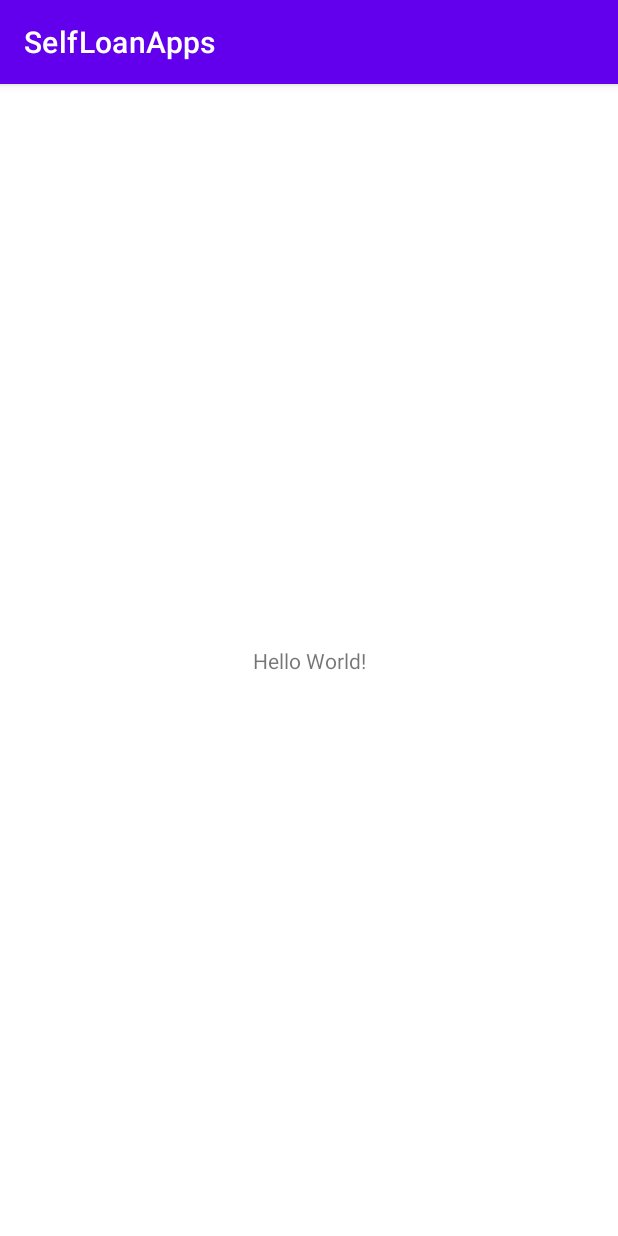
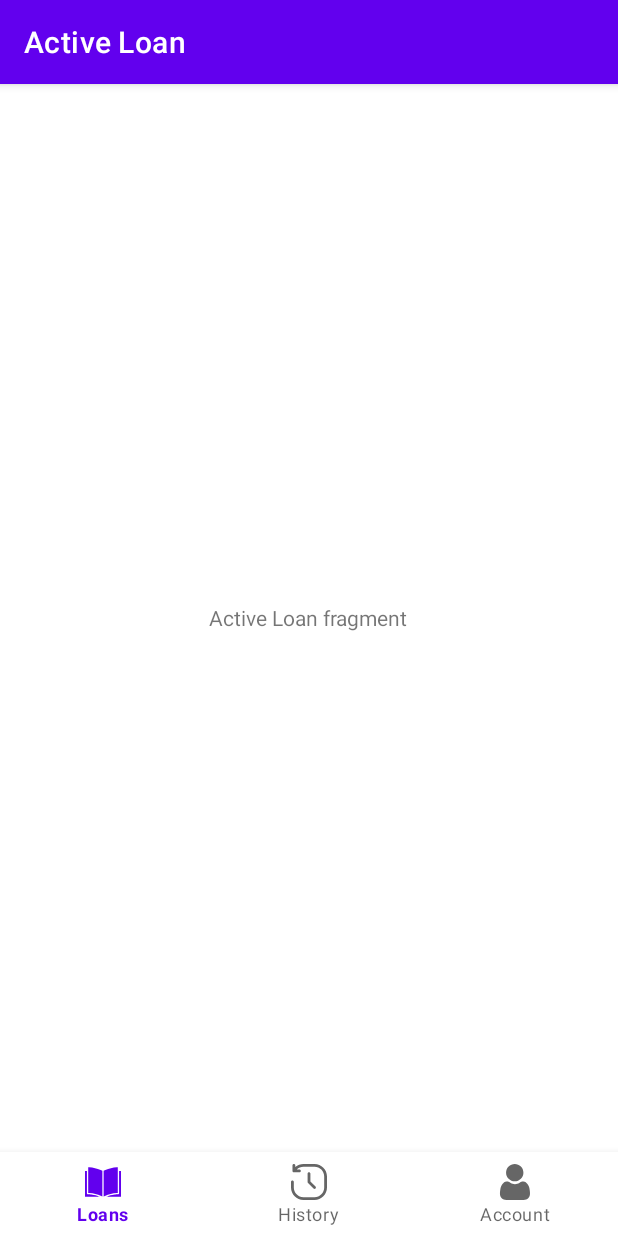
Before and after one commit to henhiro4r/SelfLoanApps, an Android app: the screen it shows after launch (MainActivity), on a phone screen of 412 x 824 dp. Run offline under Robolectric (Android 15) with nearby library versions, the phone set to English and light mode, and no system bars; our stand-ins replace navigation-ui.

Commit message:
added bottom nav with base fragments

```diff
--- a/app/src/main/java/com/example/selfloanapps/MainActivity.kt
+++ b/app/src/main/java/com/example/selfloanapps/MainActivity.kt
@@ -2,10 +2,31 @@ package com.example.selfloanapps
 
 import androidx.appcompat.app.AppCompatActivity
 import android.os.Bundle
+import androidx.fragment.app.Fragment
+import androidx.navigation.NavController
+import androidx.navigation.fragment.NavHostFragment
+import androidx.navigation.fragment.findNavController
+import androidx.navigation.ui.AppBarConfiguration
+import androidx.navigation.ui.setupActionBarWithNavController
+import androidx.navigation.ui.setupWithNavController
+import kotlinx.android.synthetic.main.activity_main.*
 
 class MainActivity : AppCompatActivity() {
+    private lateinit var navController: NavController
+    private lateinit var appBarConfiguration: AppBarConfiguration
+
     override fun onCreate(savedInstanceState: Bundle?) {
         super.onCreate(savedInstanceState)
         setContentView(R.layout.activity_main)
+
+        val navHostFragment = supportFragmentManager.findFragmentById(R.id.nav_host_fragment) as NavHostFragment
+        navController = navHostFragment.findNavController()
+
+        appBarConfiguration = AppBarConfiguration(
+            setOf(R.id.nav_active_loan, R.id.nav_history, R.id.nav_account)
+        )
+
+        setupActionBarWithNavController(navController, appBarConfiguration)
+        navView.setupWithNavController(navController)
     }
 }
--- /dev/null
+++ b/app/src/main/java/com/example/selfloanapps/ui/activeLoan/ActiveLoanFragment.kt
@@ -0,0 +1,20 @@
+package com.example.selfloanapps.ui.activeLoan
+
+import android.os.Bundle
+import androidx.fragment.app.Fragment
+import android.view.LayoutInflater
+import android.view.View
+import android.view.ViewGroup
+import com.example.selfloanapps.R
+
+class ActiveLoanFragment : Fragment() {
+
+
+    override fun onCreateView(
+        inflater: LayoutInflater, container: ViewGroup?,
+        savedInstanceState: Bundle?
+    ): View? {
+        return inflater.inflate(R.layout.fragment_active_loan, container, false)
+    }
+
+}
--- /dev/null
+++ b/app/src/main/res/drawable/ic_book.xml
@@ -0,0 +1,18 @@
+<vector xmlns:android="http://schemas.android.com/apk/res/android"
+    android:width="448dp"
+    android:height="448dp"
+    android:viewportWidth="448"
+    android:viewportHeight="448">
+  <path
+      android:fillColor="#FF000000"
+      android:pathData="m408,359.93v-319.93l-12.207,1.023c-48.957,4.047 -96.977,15.75 -142.305,34.688l-21.488,8.922v318.664l15.648,-6.504c46.906,-19.516 96.57,-31.59 147.199,-35.793zM408,359.93"/>
+  <path
+      android:fillColor="#FF000000"
+      android:pathData="m448,87.297h-24v280c0.016,4.172 -3.184,7.656 -7.344,8l-20.488,1.68c-5.914,0.488 -11.813,1.094 -17.688,1.816 -1.906,0.23 -3.801,0.535 -5.695,0.801 -3.961,0.527 -7.914,1.063 -11.855,1.688 -2.297,0.367 -4.578,0.797 -6.867,1.199 -3.527,0.617 -7.063,1.23 -10.582,1.926 -2.402,0.48 -4.801,1.02 -7.25,1.539 -3.352,0.711 -6.703,1.438 -10.031,2.23 -2.496,0.594 -4.984,1.223 -7.465,1.855 -3.238,0.801 -6.461,1.664 -9.68,2.563 -2.504,0.688 -5.008,1.414 -7.504,2.148 -3.199,0.945 -6.352,1.906 -9.512,2.914 -2.473,0.801 -4.949,1.602 -7.414,2.398 -3.164,1.066 -6.313,2.168 -9.449,3.305 -2.398,0.871 -4.801,1.746 -7.254,2.664 -1.098,0.418 -2.188,0.863 -3.281,1.289h183.359zM448,87.297"/>
+  <path
+      android:fillColor="#FF000000"
+      android:pathData="m52.207,41.023 l-12.207,-1.023v319.953l14.199,1.207c50.598,4.23 100.219,16.379 147.047,36l14.754,6.137v-318.664l-21.465,-8.914c-45.332,-18.941 -93.359,-30.648 -142.328,-34.695zM52.207,41.023"/>
+  <path
+      android:fillColor="#FF000000"
+      android:pathData="m0,87.297v320h183.488c-0.984,-0.387 -1.969,-0.801 -2.961,-1.168 -2.289,-0.871 -4.598,-1.703 -6.902,-2.543 -3.25,-1.18 -6.496,-2.328 -9.77,-3.426 -2.367,-0.801 -4.742,-1.578 -7.121,-2.336 -3.246,-1.066 -6.504,-2.07 -9.766,-3.008 -2.402,-0.703 -4.801,-1.41 -7.199,-2.082 -3.289,-0.91 -6.586,-1.773 -9.891,-2.621 -2.398,-0.617 -4.801,-1.234 -7.254,-1.809 -3.352,-0.801 -6.723,-1.535 -10.09,-2.258 -2.398,-0.52 -4.801,-1.047 -7.199,-1.527 -3.488,-0.688 -6.992,-1.305 -10.496,-1.918 -2.297,-0.402 -4.594,-0.801 -6.895,-1.211 -3.867,-0.613 -7.746,-1.133 -11.625,-1.656 -1.961,-0.262 -3.906,-0.574 -5.863,-0.797 -5.867,-0.711 -11.734,-1.316 -17.602,-1.816l-21.535,-1.824c-4.152,-0.355 -7.336,-3.836 -7.32,-8v-280zM0,87.297"/>
+</vector>
--- /dev/null
+++ b/app/src/main/res/drawable/ic_history.xml
@@ -0,0 +1,9 @@
+<vector xmlns:android="http://schemas.android.com/apk/res/android"
+    android:width="512dp"
+    android:height="512dp"
+    android:viewportWidth="512"
+    android:viewportHeight="512">
+  <path
+      android:fillColor="#FF000000"
+      android:pathData="m276,138v109.716l72.809,72.809c7.811,7.811 7.811,20.474 0,28.284 -7.811,7.811 -20.474,7.81 -28.284,0l-78.667,-78.667c-3.751,-3.75 -5.858,-8.838 -5.858,-14.142v-118c0,-11.046 8.954,-20 20,-20s20,8.954 20,20zM334.667,0h-157.334c-41.89,0 -83.217,14.722 -116.284,43.478v-23.478c0,-11.046 -8.954,-20 -20,-20s-20,8.954 -20,20v78.667c0,11.046 9.031,20 20,20h78.667c11.046,0 20,-8.954 20,-20s-8.954,-20 -20,-20h-37.833c25.314,-24.405 59.485,-38.667 95.45,-38.667h157.333c75.727,0 137.334,61.607 137.334,137.333v157.333c0,75.727 -61.607,137.334 -137.333,137.334h-157.334c-75.726,0 -137.333,-61.607 -137.333,-137.333v-78.667c0,-11.046 -8.954,-20 -20,-20s-20,8.954 -20,20v78.667c0,97.782 79.551,177.333 177.333,177.333h157.333c97.783,0 177.334,-79.551 177.334,-177.333v-157.334c0,-97.782 -79.551,-177.333 -177.333,-177.333z"/>
+</vector>
--- /dev/null
+++ b/app/src/main/res/drawable/ic_user.xml
@@ -0,0 +1,12 @@
+<vector xmlns:android="http://schemas.android.com/apk/res/android"
+    android:width="512dp"
+    android:height="512.002dp"
+    android:viewportWidth="512"
+    android:viewportHeight="512.002">
+  <path
+      android:fillColor="#FF000000"
+      android:pathData="m252.352,246.633c33.883,0 63.223,-12.152 87.195,-36.129 23.973,-23.973 36.125,-53.305 36.125,-87.191 0,-33.875 -12.152,-63.211 -36.129,-87.191 -23.977,-23.969 -53.313,-36.121 -87.191,-36.121 -33.887,0 -63.219,12.152 -87.191,36.125s-36.129,53.309 -36.129,87.188c0,33.887 12.156,63.223 36.133,87.195 23.977,23.969 53.313,36.125 87.188,36.125zM252.352,246.633"/>
+  <path
+      android:fillColor="#FF000000"
+      android:pathData="m468.129,393.703c-0.691,-9.977 -2.09,-20.859 -4.148,-32.352 -2.078,-11.578 -4.754,-22.523 -7.957,-32.527 -3.309,-10.34 -7.809,-20.551 -13.371,-30.336 -5.773,-10.156 -12.555,-19 -20.164,-26.277 -7.957,-7.613 -17.699,-13.734 -28.965,-18.199 -11.227,-4.441 -23.668,-6.691 -36.977,-6.691 -5.227,0 -10.281,2.145 -20.043,8.5 -6.008,3.918 -13.035,8.449 -20.879,13.461 -6.707,4.273 -15.793,8.277 -27.016,11.902 -10.949,3.543 -22.066,5.34 -33.039,5.34 -10.973,0 -22.086,-1.797 -33.047,-5.34 -11.211,-3.621 -20.297,-7.625 -26.996,-11.898 -7.77,-4.965 -14.801,-9.496 -20.898,-13.469 -9.75,-6.355 -14.809,-8.5 -20.035,-8.5 -13.313,0 -25.75,2.254 -36.973,6.699 -11.258,4.457 -21.004,10.578 -28.969,18.199 -7.605,7.281 -14.391,16.121 -20.156,26.273 -5.559,9.785 -10.059,19.992 -13.371,30.34 -3.199,10.004 -5.875,20.945 -7.953,32.523 -2.059,11.477 -3.457,22.363 -4.148,32.363 -0.68,9.797 -1.023,19.965 -1.023,30.234 0,26.727 8.496,48.363 25.25,64.32 16.547,15.746 38.441,23.734 65.066,23.734h246.531c26.625,0 48.512,-7.984 65.063,-23.734 16.758,-15.945 25.254,-37.586 25.254,-64.324 -0.004,-10.316 -0.352,-20.492 -1.035,-30.242zM468.129,393.703"/>
+</vector>
--- a/app/src/main/res/layout/activity_main.xml
+++ b/app/src/main/res/layout/activity_main.xml
@@ -1,18 +1,30 @@
 <?xml version="1.0" encoding="utf-8"?>
 <androidx.constraintlayout.widget.ConstraintLayout xmlns:android="http://schemas.android.com/apk/res/android"
-    xmlns:app="http://schemas.android.com/apk/res-auto"
     xmlns:tools="http://schemas.android.com/tools"
     android:layout_width="match_parent"
     android:layout_height="match_parent"
+    xmlns:app="http://schemas.android.com/apk/res-auto"
     tools:context=".MainActivity">
 
-    <TextView
-        android:layout_width="wrap_content"
+    <androidx.fragment.app.FragmentContainerView
+        android:id="@+id/nav_host_fragment"
+        android:name="androidx.navigation.fragment.NavHostFragment"
+        android:layout_width="0dp"
+        android:layout_height="0dp"
+        app:defaultNavHost="true"
+        app:layout_constraintBottom_toTopOf="@id/navView"
+        app:layout_constraintEnd_toEndOf="parent"
+        app:layout_constraintStart_toStartOf="parent"
+        app:layout_constraintTop_toTopOf="parent"
+        app:navGraph="@navigation/nav_graph" />
+
+    <com.google.android.material.bottomnavigation.BottomNavigationView
+        android:id="@+id/navView"
+        android:layout_width="0dp"
         android:layout_height="wrap_content"
-        android:text="Hello World!"
         app:layout_constraintBottom_toBottomOf="parent"
-        app:layout_constraintLeft_toLeftOf="parent"
-        app:layout_constraintRight_toRightOf="parent"
-        app:layout_constraintTop_toTopOf="parent" />
+        app:layout_constraintStart_toStartOf="parent"
+        app:layout_constraintEnd_toEndOf="parent"
+        app:menu="@menu/menu"/>
 
 </androidx.constraintlayout.widget.ConstraintLayout>
--- /dev/null
+++ b/app/src/main/res/layout/fragment_active_loan.xml
@@ -0,0 +1,14 @@
+<?xml version="1.0" encoding="utf-8"?>
+<LinearLayout xmlns:android="http://schemas.android.com/apk/res/android"
+    xmlns:tools="http://schemas.android.com/tools"
+    android:layout_width="match_parent"
+    android:layout_height="match_parent"
+    android:gravity="center"
+    android:orientation="vertical"
+    tools:context=".ui.activeLoan.ActiveLoanFragment">
+
+    <TextView
+        android:layout_width="wrap_content"
+        android:layout_height="wrap_content"
+        android:text="Active Loan fragment" />
+</LinearLayout>
--- /dev/null
+++ b/app/src/main/res/menu/menu.xml
@@ -0,0 +1,18 @@
+<?xml version="1.0" encoding="utf-8"?>
+<menu xmlns:android="http://schemas.android.com/apk/res/android">
+
+    <item
+        android:id="@+id/nav_active_loan"
+        android:icon="@drawable/ic_book"
+        android:title="@string/loans" />
+
+    <item
+        android:id="@+id/nav_history"
+        android:icon="@drawable/ic_history"
+        android:title="@string/history" />
+
+    <item
+        android:id="@+id/nav_account"
+        android:icon="@drawable/ic_user"
+        android:title="@string/account" />
+</menu>
--- /dev/null
+++ b/app/src/main/res/navigation/nav_graph.xml
@@ -0,0 +1,23 @@
+<?xml version="1.0" encoding="utf-8"?>
+<navigation xmlns:android="http://schemas.android.com/apk/res/android"
+    xmlns:app="http://schemas.android.com/apk/res-auto"
+    xmlns:tools="http://schemas.android.com/tools"
+    android:id="@+id/nav_graph"
+    app:startDestination="@id/nav_active_loan">
+
+    <fragment
+        android:id="@+id/nav_active_loan"
+        android:name="com.example.selfloanapps.ui.activeLoan.ActiveLoanFragment"
+        android:label="@string/active_loan"
+        tools:layout="@layout/fragment_active_loan" />
+    <fragment
+        android:id="@+id/nav_history"
+        android:name="com.example.selfloanapps.ui.history.HistoryFragment"
+        android:label="@string/history"
+        tools:layout="@layout/fragment_history" />
+    <fragment
+        android:id="@+id/nav_account"
+        android:name="com.example.selfloanapps.ui.account.AccountFragment"
+        android:label="@string/account"
+        tools:layout="@layout/fragment_account" />
+</navigation>
--- a/app/src/main/res/values/strings.xml
+++ b/app/src/main/res/values/strings.xml
@@ -1,3 +1,9 @@
 <resources>
     <string name="app_name">SelfLoanApps</string>
+    <!-- TODO: Remove or change this placeholder text -->
+    <string name="hello_blank_fragment">Hello blank fragment</string>
+    <string name="loans">Loans</string>
+    <string name="history">History</string>
+    <string name="account">Account</string>
+    <string name="active_loan">Active Loan</string>
 </resources>
```
Also changed, not shown: app/build.gradle (+15 -0 lines), app/src/main/java/com/example/selfloanapps/ui/account/AccountFragment.kt (added, +19 -0 lines), app/src/main/java/com/example/selfloanapps/ui/history/HistoryFragment.kt (added, +19 -0 lines), app/src/main/java/com/example/selfloanapps/ui/login/LoginFragment.kt (added, +19 -0 lines), app/src/main/java/com/example/selfloanapps/ui/splash/SplashFragment.kt (added, +18 -0 lines), app/src/main/res/layout/fragment_account.xml (added, +22 -0 lines), app/src/main/res/layout/fragment_history.xml (added, +16 -0 lines), app/src/main/res/layout/fragment_login.xml (added, +14 -0 lines), app/src/main/res/layout/fragment_splash.xml (added, +14 -0 lines).
